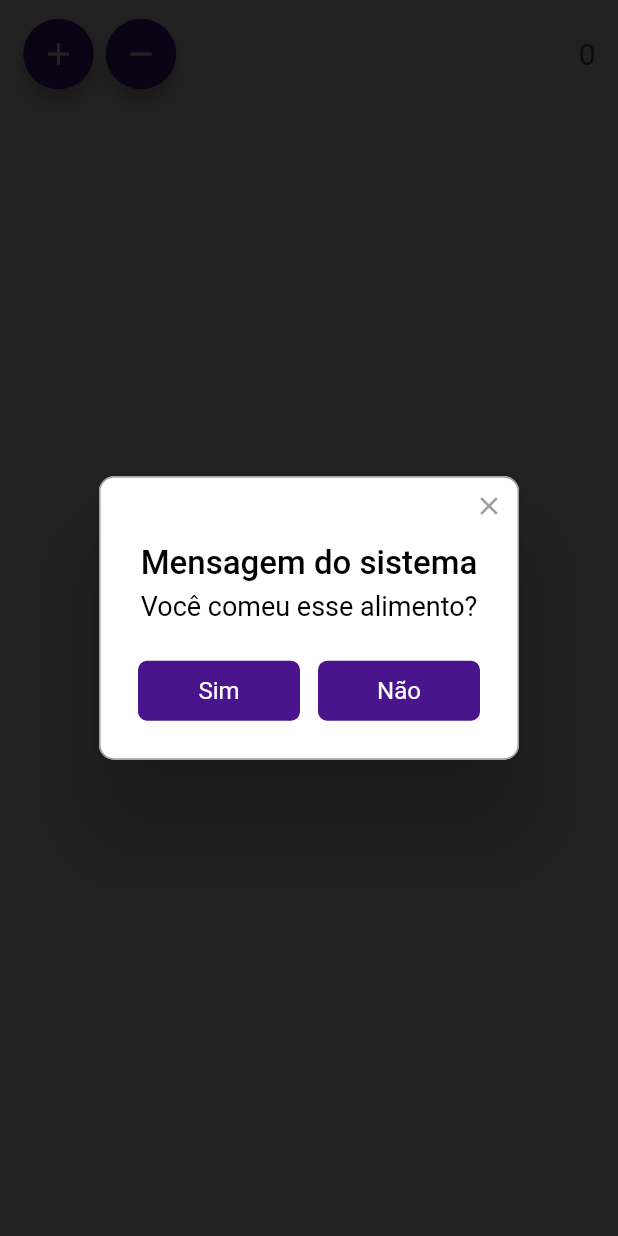
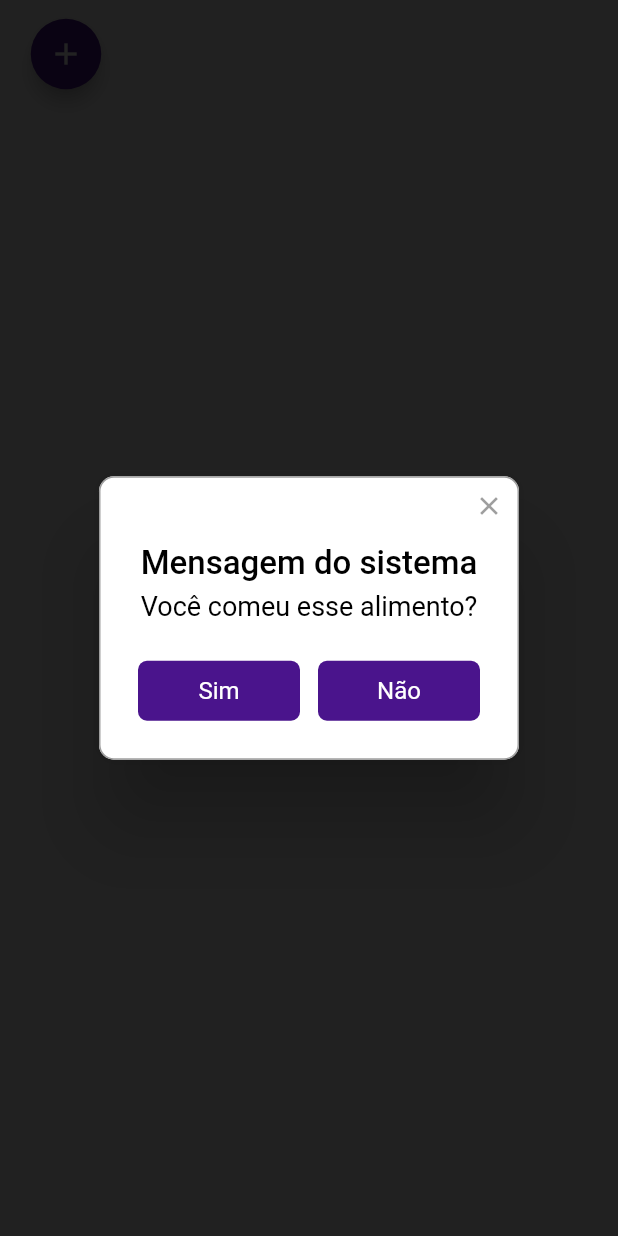
Before and after one commit to MarcusXavierr/nutrient_calculator, a Flutter app: the FoodTracker widget shown alone on an empty page, opened directly with empty values, after a tap on the "add" icon, on a phone screen of 412 x 824 dp. Run offline on Flutter 3.47's test engine with Material 2 defaults, Android fonts, the phone set to English and light mode, and no system bars; drawn by our look-alikes of rflutter_alert; our stand-ins replace carousel_slider, flutter_mobx, get_it, mobx, sqflite; accounts and stored records are empty; generated files the repository leaves out were written again.

```diff
--- a/lib/components/food_list_widget.dart
+++ b/lib/components/food_list_widget.dart
@@ -12,7 +12,6 @@ class FoodListWidget extends StatelessWidget {
     return Observer(
       builder: (BuildContext context) {
         return Column(
-          //Todo: Quem sabe refatorar essa parte e jogar isso pra uma função ou widget
           children: _controller.foods != null
               ? _controller.foods.length != 0
                   ? _controller.foods
--- a/lib/components/food_name_field_widget.dart
+++ b/lib/components/food_name_field_widget.dart
@@ -35,6 +35,7 @@ class FoodNameFieldWidget extends StatelessWidget {
         ),
         child: Text(
           foodName,
+          textAlign: TextAlign.center,
           style: TextStyle(
             fontSize: 16,
           ),
--- a/lib/components/food_tracker.dart
+++ b/lib/components/food_tracker.dart
@@ -37,7 +37,7 @@ class FoodTracker extends StatelessWidget {
   @override
   Widget build(BuildContext context) {
     return Padding(
-      padding: EdgeInsets.symmetric(horizontal: 15.0, vertical: 12.0),
+      padding: EdgeInsets.symmetric(horizontal: 20.0, vertical: 12.0),
       child: Row(
         children: <Widget>[
           Row(
@@ -57,14 +57,7 @@ class FoodTracker extends StatelessWidget {
                       }).show();
                 },
               ),
-              SizedBox(width: 7.0),
-              RoundIconButton(
-                icon: Icons.remove,
-                onPressed: () {
-                  _controller.testing();
-                },
-              ),
-              SizedBox(width: 15.0),
+              SizedBox(width: 25.0),
             ],
           ),
           FoodNameFieldWidget(
@@ -75,13 +68,6 @@ class FoodTracker extends StatelessWidget {
             fat: fat,
           ),
           SizedBox(width: 10),
-          Text(
-            counter.toString(),
-            style: TextStyle(
-              color: Colors.blueGrey.shade700,
-              fontSize: 20,
-            ),
-          ),
         ],
       ),
     );
```
